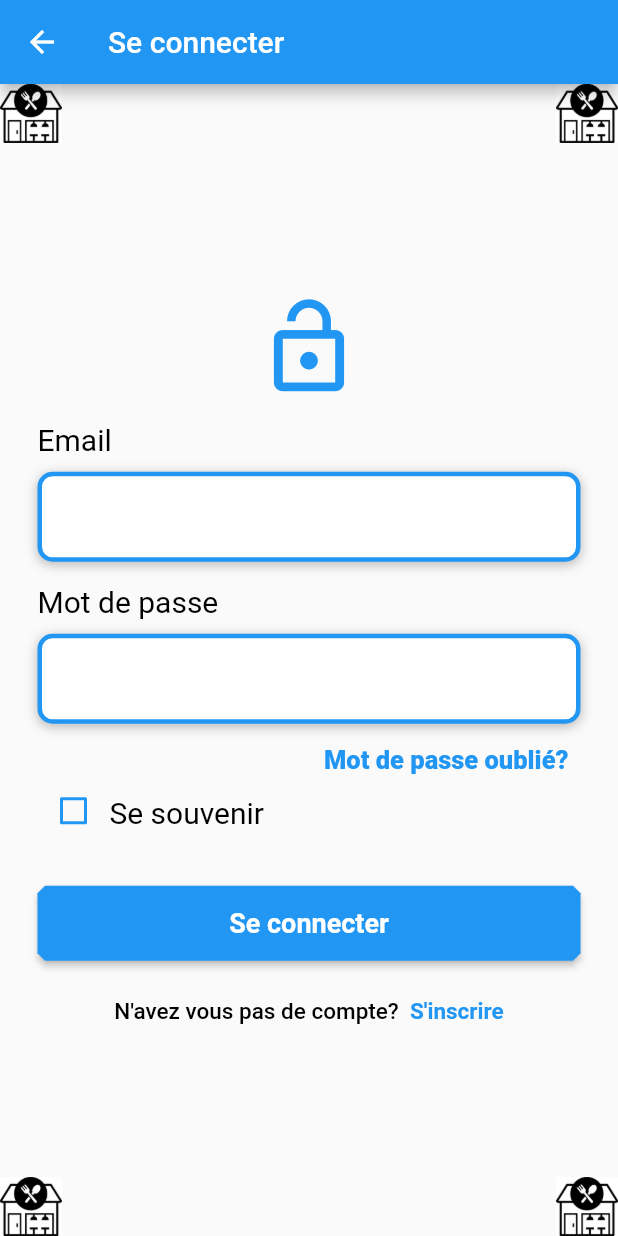
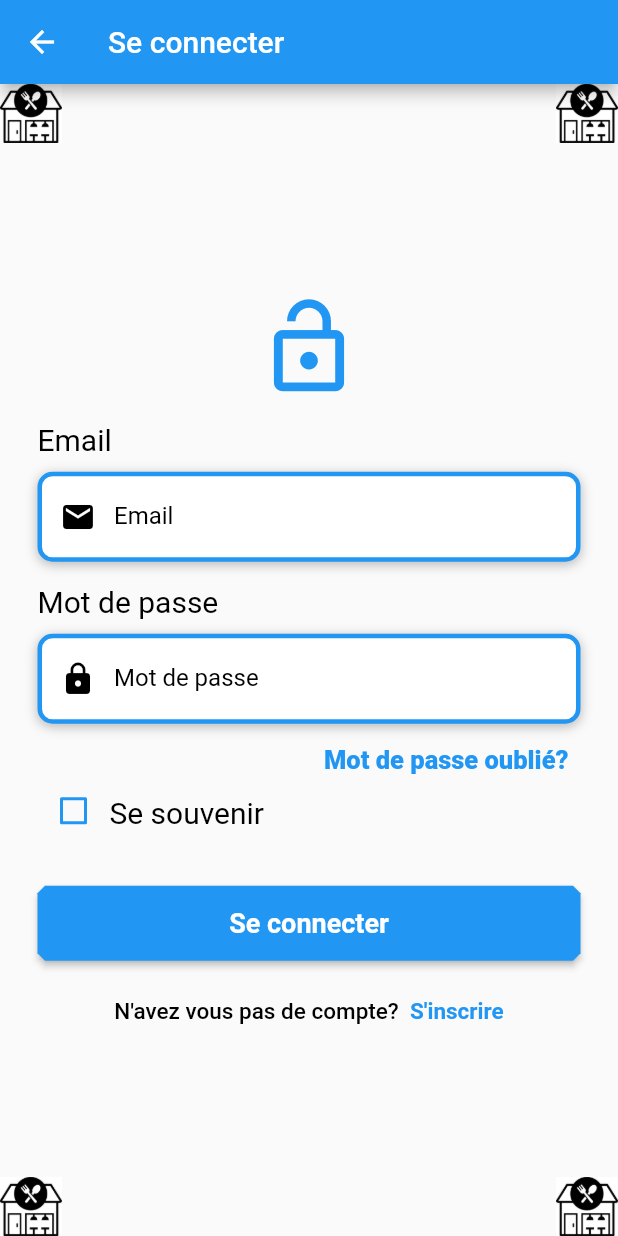
Before and after one commit to Assurance-Tedangbe/gestionTicketElectroEtAccesResto, a Flutter app: the LoginPage screen opened by its route, on a phone screen of 412 x 824 dp. Run offline on Flutter 3.47's test engine with Material 2 defaults, Android fonts, the phone set to English and light mode, and no system bars.

Commit message:
check in login page

```diff
--- a/mymobileproject/lib/UI/widgets/login.body.dart
+++ b/mymobileproject/lib/UI/widgets/login.body.dart
@@ -98,10 +98,10 @@ Widget manageEmail() {
           decoration: InputDecoration(
               border: InputBorder.none,
               contentPadding: EdgeInsets.only(top: 14),
-              prefixIcon: Icon(Icons.email, color: Colors.white),
+              prefixIcon: Icon(Icons.email, color: Colors.black),
               hintText: 'Email',
               hintStyle: TextStyle(
-                color: Colors.white,
+                color: Colors.black,
               )),
         ),
       )
@@ -142,10 +142,10 @@ Widget managePassword() {
           decoration: InputDecoration(
               border: InputBorder.none,
               contentPadding: EdgeInsets.only(top: 14),
-              prefixIcon: Icon(Icons.lock, color: Colors.white),
+              prefixIcon: Icon(Icons.lock, color: Colors.black),
               hintText: 'Mot de passe',
               hintStyle: TextStyle(
-                color: Colors.white,
+                color: Colors.black,
               )),
         ),
       )
```
